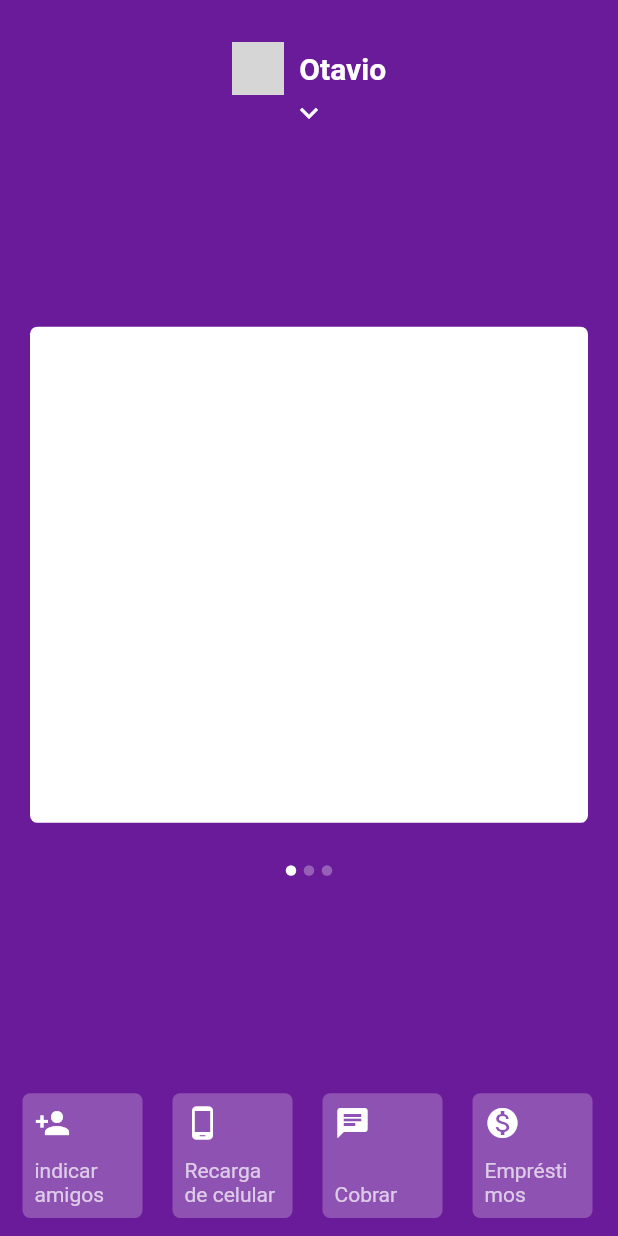
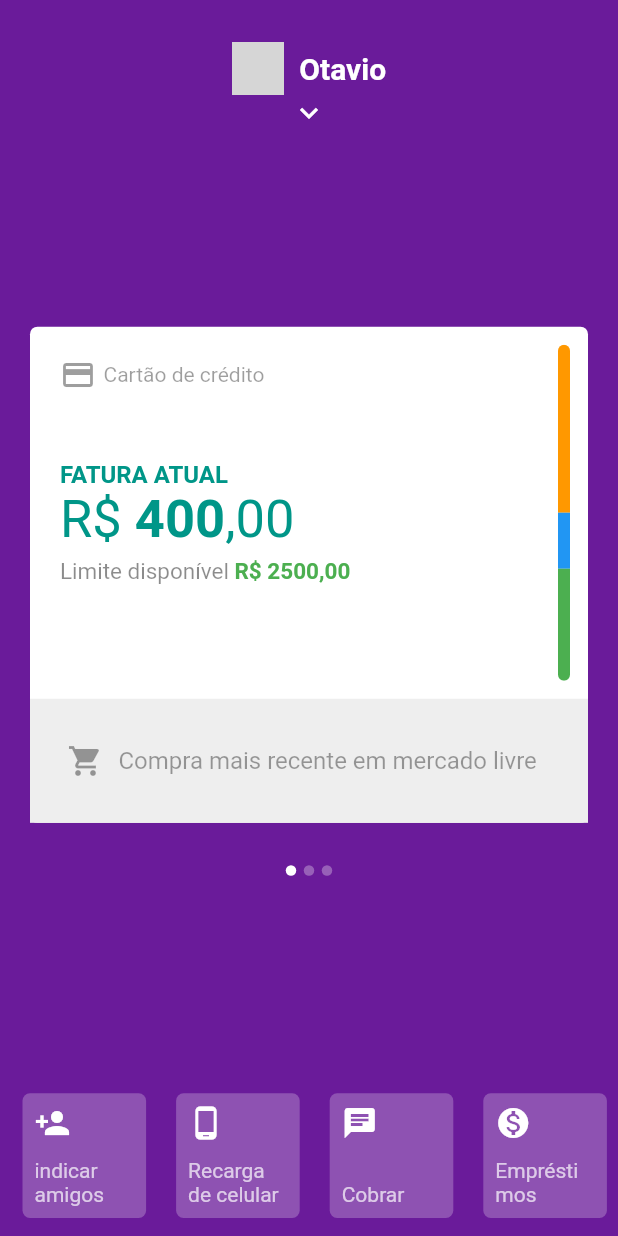
Before and after one commit to hipolitotata/flutter-nubank-clone, a Flutter app: the screen it shows after launch, on a phone screen of 412 x 824 dp. Run offline on Flutter 3.47's test engine with Material 2 defaults, Android fonts, the phone set to English and light mode, and no system bars; network calls fail; grey boxes are pictures that could not be loaded.

Commit message:
make first cart

```diff
--- a/lib/pages/home_page.dart
+++ b/lib/pages/home_page.dart
@@ -1,12 +1,12 @@
 import 'package:flutter/cupertino.dart';
 import 'package:flutter/material.dart';
-import 'package:nubank_flutter/pages/widgets/dots_app.dart';
 import 'package:nubank_flutter/pages/widgets/menu/index.dart';
 import 'package:nubank_flutter/pages/widgets/menu_bottom/index.dart';
 
 // widgets
 import 'package:nubank_flutter/pages/widgets/my_app_bar.dart';
-import 'package:nubank_flutter/pages/widgets/page_view.dart';
+import 'package:nubank_flutter/pages/widgets/page_view/dots_app.dart';
+import 'package:nubank_flutter/pages/widgets/page_view/page_view.dart';
 
 class HomePage extends StatefulWidget {
   @override
--- a/lib/pages/widgets/card_app.dart
+++ b/lib/pages/widgets/cards/card_app.dart
@@ -2,6 +2,11 @@ import 'package:flutter/cupertino.dart';
 import 'package:flutter/material.dart';
 
 class CardApp extends StatelessWidget {
+
+  final Widget child;
+
+  const CardApp({Key key, this.child}) : super(key: key);
+
   @override
   Widget build(BuildContext context) {
     return Padding(
@@ -9,6 +14,7 @@ class CardApp extends StatelessWidget {
       child: Container(
         decoration: BoxDecoration(
             color: Colors.white, borderRadius: BorderRadius.circular(5)),
+            child: child
       ),
     );
   }
--- /dev/null
+++ b/lib/pages/widgets/cards/first_card.dart
@@ -0,0 +1,151 @@
+import 'package:flutter/material.dart';
+
+class FirstCard extends StatelessWidget {
+  @override
+  Widget build(BuildContext context) {
+    return Column(
+      mainAxisAlignment: MainAxisAlignment.spaceBetween,
+      children: <Widget>[
+        Expanded(
+          flex: 3,
+          child: Container(
+            child: Row(
+              children: <Widget>[
+                Expanded(
+                    child: Column(
+                  children: <Widget>[
+                    Padding(
+                      padding: const EdgeInsets.all(20),
+                      child: Row(
+                        children: <Widget>[
+                          Icon(
+                            Icons.credit_card,
+                            color: Colors.black38,
+                          ),
+                          SizedBox(width: 5),
+                          Text(
+                            'Cartão de crédito',
+                            style:
+                                TextStyle(fontSize: 14, color: Colors.black38),
+                          )
+                        ],
+                      ),
+                    ),
+                    SizedBox(height: 5),
+                    Padding(
+                      padding: const EdgeInsets.all(20),
+                      child: Container(
+                        width: double.infinity,
+                        child: Column(
+                          crossAxisAlignment: CrossAxisAlignment.start,
+                          children: <Widget>[
+                            Text(
+                              'FATURA ATUAL',
+                              style: TextStyle(
+                                  fontWeight: FontWeight.bold,
+                                  fontSize: 16,
+                                  color: Colors.teal),
+                            ),
+                            Text.rich(
+                              TextSpan(
+                                text: 'R\$ ',
+                                style:
+                                    TextStyle(fontSize: 35, color: Colors.teal),
+                                children: [
+                                  TextSpan(
+                                      style: TextStyle(
+                                        fontWeight: FontWeight.bold,
+                                      ),
+                                      text: '400',
+                                      children: [
+                                        TextSpan(
+                                            text: ',00',
+                                            style: TextStyle(
+                                                fontWeight: FontWeight.normal)),
+                                      ])
+                                ],
+                              ),
+                            ),
+                            SizedBox(height: 5),
+                            Text.rich(
+                              TextSpan(
+                                text: 'Limite disponível ',
+                                style: TextStyle(
+                                    fontSize: 15, color: Colors.black45),
+                                children: [
+                                  TextSpan(
+                                    text: 'R\$ 2500,00',
+                                    style: TextStyle(
+                                        fontWeight: FontWeight.bold,
+                                        color: Colors.green),
+                                  ),
+                                ],
+                              ),
+                            )
+                          ],
+                        ),
+                      ),
+                    )
+                  ],
+                )),
+                Padding(
+                  padding: const EdgeInsets.all(12),
+                  child: ClipRRect(
+                    borderRadius: BorderRadius.circular(5),
+                    child: Container(
+                      width: 8,
+                      child: Column(
+                        children: <Widget>[
+                          Expanded(
+                            flex: 3,
+                            child: Container(
+                              color: Colors.orange,
+                            ),
+                          ),
+                          Expanded(
+                            flex: 1,
+                            child: Container(
+                              color: Colors.blue,
+                            ),
+                          ),
+                          Expanded(
+                            flex: 2,
+                            child: Container(
+                              color: Colors.green,
+                            ),
+                          )
+                        ],
+                      ),
+                    ),
+                  ),
+                )
+              ],
+            ),
+          ),
+        ),
+        Expanded(
+          flex: 1,
+          child: Container(
+            color: Colors.grey[200],
+            child: Padding(
+              padding: const EdgeInsets.symmetric(horizontal: 25),
+              child: Row(
+                children: <Widget>[
+                  Icon(
+                    Icons.shopping_cart,
+                    color: Colors.black38,
+                  ),
+                  SizedBox(width: 10),
+                  Text(
+                    'Compra mais recente em mercado livre',
+                    style: TextStyle(color: Colors.black38, fontSize: 16),
+                  )
+                ],
+              ),
+            ),
+          ),
+        ),
+      ],
+    );
+  }
+}
--- a/lib/pages/widgets/menu/index.dart
+++ b/lib/pages/widgets/menu/index.dart
@@ -57,6 +57,7 @@ class MenuApp extends StatelessWidget {
                       style: TextStyle(fontSize: 15),
                     ),
                     SingleChildScrollView(
+                      physics: BouncingScrollPhysics(),
                       child: Padding(
                         padding: EdgeInsets.symmetric(horizontal: 20),
                         child: Column(
--- a/lib/pages/widgets/menu_bottom/index.dart
+++ b/lib/pages/widgets/menu_bottom/index.dart
@@ -12,12 +12,12 @@ class MenuBottomApp extends StatelessWidget {
   Widget build(BuildContext context) {
     return AnimatedPositioned(
       duration: Duration(milliseconds: 400),
-      bottom: !showMenu
-          ? MediaQuery.of(context).padding.bottom
-          : 0,
+      bottom: !showMenu ? MediaQuery.of(context).padding.bottom : 0,
       left: 0,
       right: 0,
       height: MediaQuery.of(context).size.height * .13,
+      child: IgnorePointer(
+        ignoring: showMenu ? true : false,
         child: Container(
           child: ListView(
             physics: BouncingScrollPhysics(),
@@ -65,6 +65,7 @@ class MenuBottomApp extends StatelessWidget {
             ],
           ),
         ),
+      ),
     );
   }
 }
--- a/lib/pages/widgets/menu_bottom/item_menu_bottom.dart
+++ b/lib/pages/widgets/menu_bottom/item_menu_bottom.dart
@@ -13,8 +13,7 @@ class ItemMenuBottomApp extends StatelessWidget {
     return Padding(
       padding: const EdgeInsets.symmetric(horizontal: 10, vertical: 12),
       child: Container(
-        width: 80,
-        height: 30,
+        width: MediaQuery.of(context).size.width * 0.20,
         decoration: BoxDecoration(
             color: Colors.white24, borderRadius: BorderRadius.circular(5)),
         child: Padding(
--- a/lib/pages/widgets/page_view.dart
+++ b/lib/pages/widgets/page_view/page_view.dart
@@ -1,6 +1,6 @@
 import 'package:flutter/cupertino.dart';
-
-import 'card_app.dart';
+import 'package:nubank_flutter/pages/widgets/cards/card_app.dart';
+import 'package:nubank_flutter/pages/widgets/cards/first_card.dart';
 
 class PageViewApp extends StatelessWidget {
   @override
@@ -27,6 +27,10 @@ class PageViewApp extends StatelessWidget {
                   changedPage(index);
                 },
                 physics: BouncingScrollPhysics(),
-                children: <Widget>[CardApp(), CardApp(), CardApp()])));
+                children: <Widget>[
+                  CardApp(child: FirstCard()),
+                  CardApp(),
+                  CardApp()
+                ])));
   }
 }
```
Also changed, not shown: lib/pages/widgets/page_view/dots_app.dart (renamed from lib/pages/widgets/dots_app.dart). Lines whose indentation alone changed are shown as unchanged.
